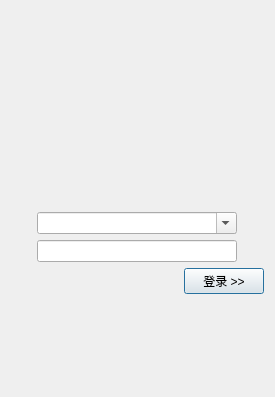
First picture: the form in ZeroMS-Client/LoginWidget.ui, repository jysperm/ZeroMS-1x, before the edit; both pictures show x 0 to 275 and y 0 to 397 of the 275 by 600 pixel window.
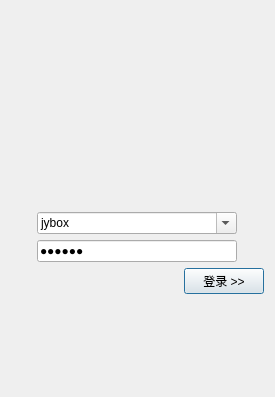
Second picture: the form after the edit.

```diff
--- a/ZeroMS-Client/LoginWidget.ui
+++ b/ZeroMS-Client/LoginWidget.ui
@@ -117,6 +117,11 @@
          <property name="editable">
           <bool>true</bool>
          </property>
+         <item>
+          <property name="text">
+           <string>jybox</string>
+          </property>
+         </item>
         </widget>
        </item>
        <item>
@@ -130,6 +135,9 @@
          <property name="inputMask">
           <string/>
          </property>
+         <property name="text">
+          <string>123123</string>
+         </property>
          <property name="echoMode">
           <enum>QLineEdit::Password</enum>
          </property>
```
Left out of the diff: 14 changed lines with no effect on the pictures.
